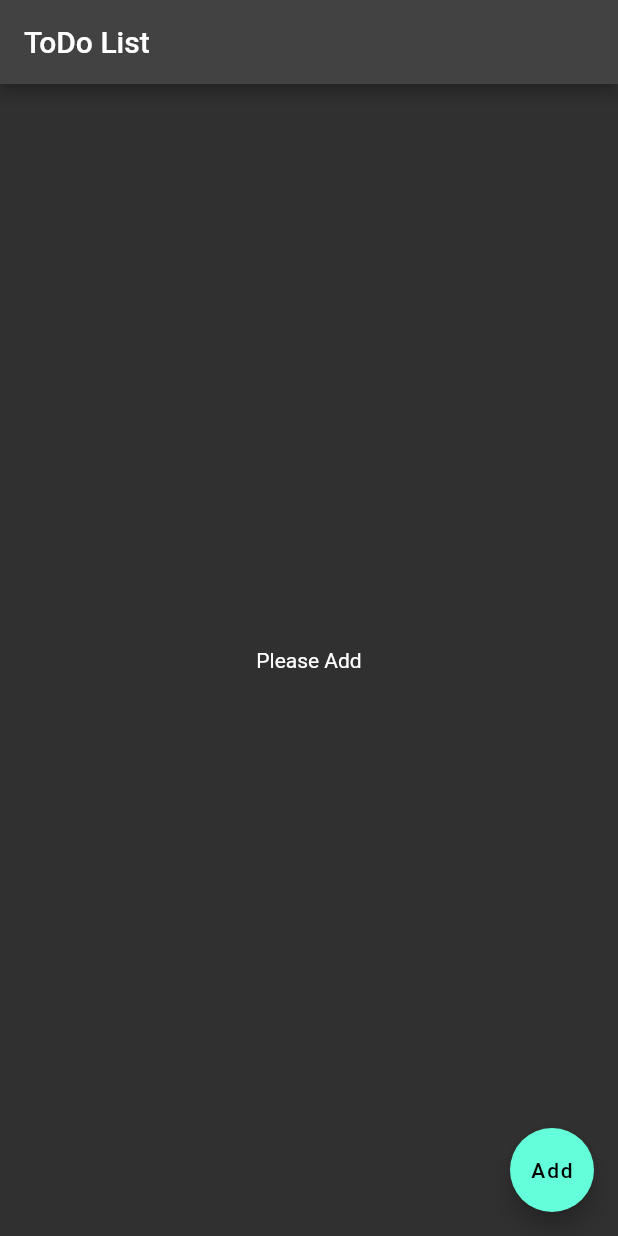
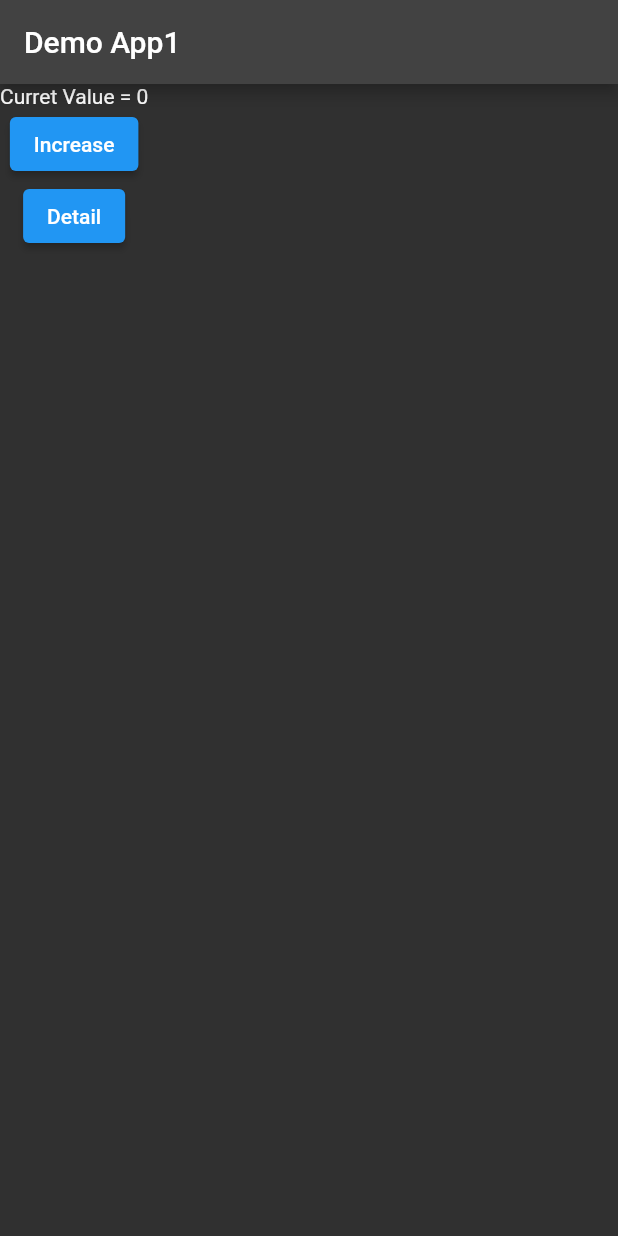
Before and after one commit to arunrtr/flutter_examples, a Flutter app: the screen it shows after launch, on a phone screen of 412 x 824 dp. Run offline on Flutter 3.47's test engine with Material 2 defaults, Android fonts, the phone set to English and light mode, and no system bars.

Commit message:
Practice: provider

```diff
--- /dev/null
+++ b/lib/home/item_provider.dart
@@ -0,0 +1,11 @@
+import 'package:flutter/material.dart';
+
+class ItemProvider extends ChangeNotifier {
+   int value = 0;
+  addItem(){
+    value += 1;
+    notifyListeners();
+  }
+
+
+}
--- /dev/null
+++ b/lib/home/presentation/home_screen.dart
@@ -0,0 +1,37 @@
+import 'package:flutter/material.dart';
+import 'package:provider/provider.dart';
+import 'package:test_temp/home/item_provider.dart';
+import 'package:test_temp/home/presentation/home_detail.dart';
+class HomeScreen extends StatefulWidget {
+  const HomeScreen({Key? key}) : super(key: key);
+
+  @override
+  State<HomeScreen> createState() => _HomeScreenState();
+}
+
+class _HomeScreenState extends State<HomeScreen> {
+  @override
+  Widget build(BuildContext context) {
+    return  Consumer<ItemProvider>(
+      builder: (ctx, itemProvider, child) {
+        return Scaffold(
+          appBar: AppBar(title: Text("Demo App1"),),
+          body: Column(
+            children: [
+              Text("Curret Value = ${itemProvider.value}",),
+              ElevatedButton(onPressed: (){
+               itemProvider.addItem();
+              }, child: Text("Increase")),
+              ElevatedButton(onPressed: (){
+                print("Detail Clicked");
+                Navigator.push(context, MaterialPageRoute(builder: (ctx) => const HomeDetail()));
+              }, child: Text("Detail"))
+            ],
+          ),
+
+        );
+      },
+
+    );
+  }
+}
--- a/lib/item_provider.dart
+++ /dev/null
@@ -1,12 +0,0 @@
-import 'package:flutter/material.dart';
-
-class ItemProvider extends ChangeNotifier {
-  List items = [];
-  addItem(List data) {
-    print("Before Notifiying ${items}");
-    items = data;
-    notifyListeners();
-    print("After Notifiying ${items}");
-
-  }
-}
--- a/lib/screen/todo_list.dart
+++ /dev/null
@@ -1,78 +0,0 @@
-import 'dart:convert';
-
-import 'package:flutter/material.dart';
-import 'package:provider/provider.dart';
-import 'package:test_temp/item_provider.dart';
-import 'package:test_temp/screen/todo_add.dart';
-import 'package:test_temp/service/api_provider.dart';
-
-class ToDoListScreen extends StatefulWidget {
-  const ToDoListScreen({Key? key}) : super(key: key);
-
-  @override
-  State<ToDoListScreen> createState() => _ToDoListScreenState();
-}
-
-class _ToDoListScreenState extends State<ToDoListScreen> {
-
-  @override
-  void initState() {
-    // TODO: implement initState
-    super.initState();
-  }
-
-  @override
-  Widget build(BuildContext context) {
-    return Scaffold(
-      appBar: AppBar(
-        title: const Text("ToDo List"),
-      ),
-      body: Consumer<ItemProvider>(
-        builder: (context, itemProviderModal, child) => Visibility(
-          visible: itemProviderModal.items.length > 0,
-          replacement: Center(child: Text("Please Add")),
-          child: ListView.builder(
-              itemCount: itemProviderModal.items.length,
-              itemBuilder: (context, index) {
-                final item = itemProviderModal.items[index];
-                return ListTile(
-                  leading: Icon(Icons.favorite),
-                  title: Text(item["title"]),
-                  subtitle: Text(item["description"]),
-                  trailing: PopupMenuButton(
-                    onSelected: (dynamic) {
-                      print("clicked ${dynamic.runtimeType}");
-                    },
-                    itemBuilder: (context) {
-                      return [PopupMenuItem(child: Text("Edit")), PopupMenuItem(child: Text("Delete"))];
-                    },
-                  ),
-                );
-              }),
-        ),
-      ),
-      floatingActionButton: FloatingActionButton(
-        child: const Text("Add"),
-        onPressed: () {
-          final routeToDoAdd = MaterialPageRoute(builder: (context) {
-            return const ToDoAddScreen();
-          });
-
-          Navigator.push(context, routeToDoAdd);
-          // then((value) async {
-          //   print("After Success $value");
-          //   final response = await ApiProvider().getTodoList();
-          //   if (response.statusCode == 200) {
-          //     print("Get Success ${response.body}");
-          //     final result = jsonDecode(response.body);
-          //     arrItems = result["items"];
-          //     setState(() {});
-          //   } else {
-          //     print("Get Error ${response.statusCode}");
-          //   }
-          // });
-        },
-      ),
-    );
-  }
-}
--- a/pubspec.yaml
+++ b/pubspec.yaml
@@ -34,8 +34,8 @@ dependencies:
   # The following adds the Cupertino Icons font to your application.
   # Use with the CupertinoIcons class for iOS style icons.
   cupertino_icons: ^1.0.2
-  http: ^0.13.5
   provider: ^6.1.2
+
 
 dev_dependencies:
   flutter_test:
```
Also changed, not shown: lib/home/presentation/home_detail.dart (added, +30 -0 lines), lib/main.dart (+7 -9 lines), lib/screen/todo_add.dart (deleted, +0 -74 lines), lib/service/api_provider.dart (deleted, +0 -18 lines), pubspec.lock.
